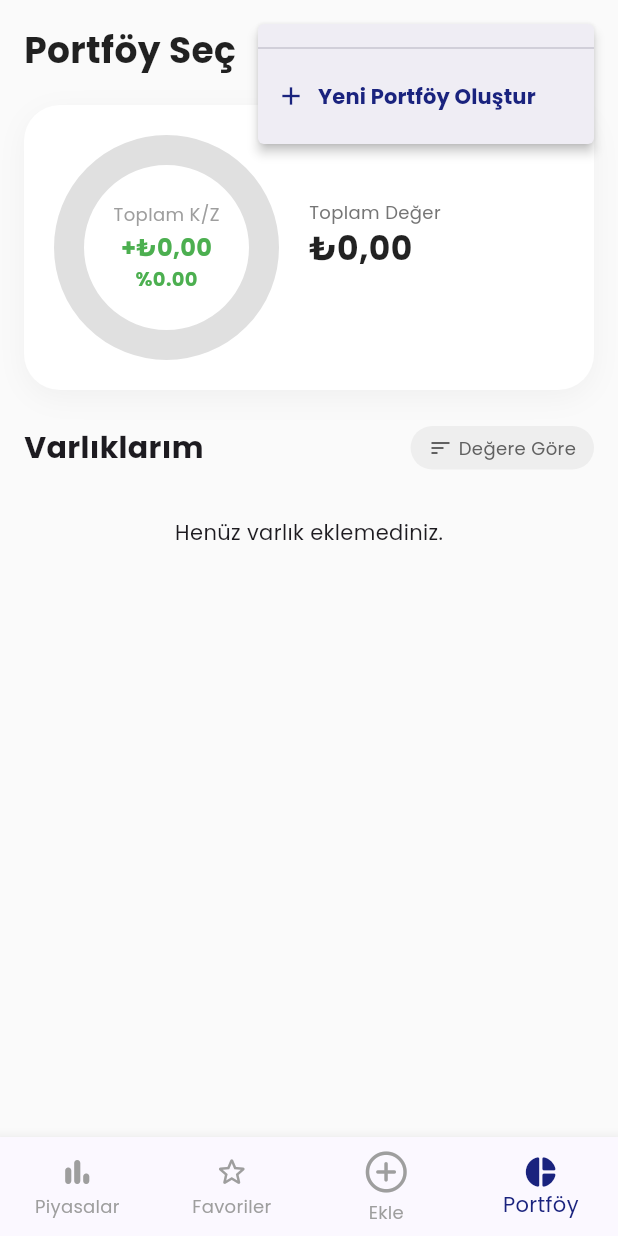
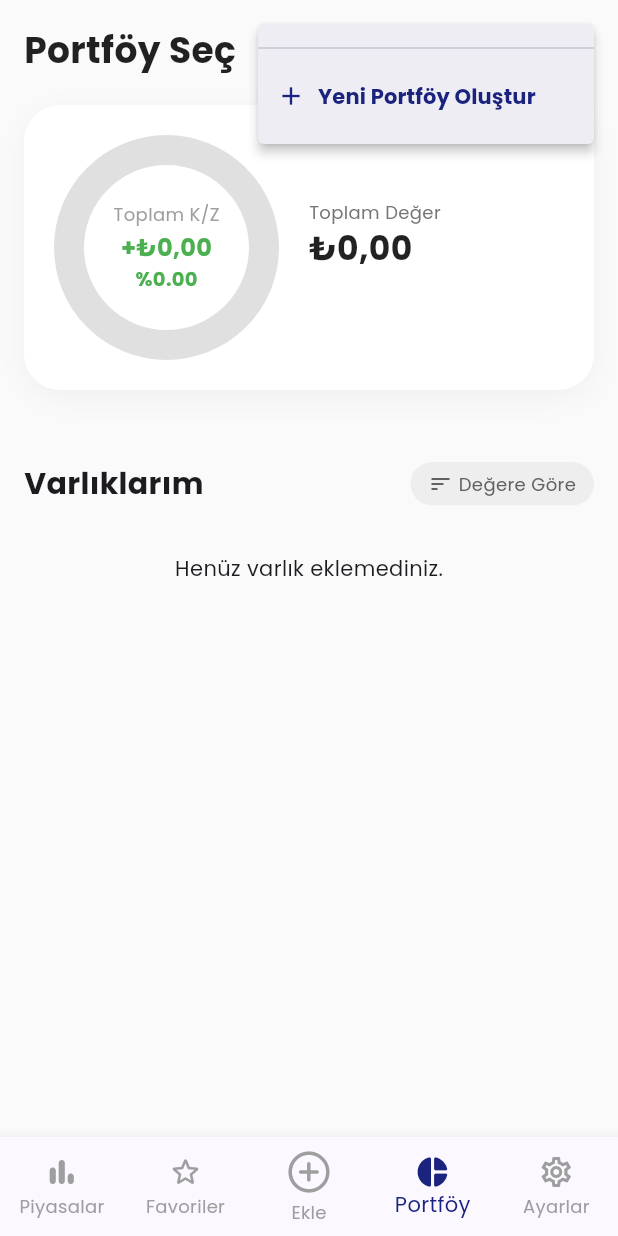
Before and after one commit to Ahmetsplm/AssetMind, a Flutter app: the screen it shows after launch, item 4 of the bottom bar chosen, after a tap on "Seçenekler", on a phone screen of 412 x 824 dp. Run offline on Flutter 3.47's test engine with Material 3 defaults, Android fonts, the phone set to English and light mode, and no system bars; drawn by our look-alikes of fl_chart; our stand-ins replace flutter_staggered_animations, google_fonts, shared_preferences, sqflite; accounts and stored records are empty; network calls fail.

Commit message:
icon ayarlar animasyon vs. düzeltmeler.

```diff
--- a/flutter_launcher_icons.yaml
+++ b/flutter_launcher_icons.yaml
@@ -1,4 +1,6 @@
 flutter_launcher_icons:
   android: "launcher_icon"
   ios: false
-  image_path: "assets/icon/app_icon.jpeg"
+  image_path: "assets/icon/app_icon.png"
+  adaptive_icon_background: "#FFFFFF"
+  adaptive_icon_foreground: "assets/icon/app_icon.png"
--- a/lib/main.dart
+++ b/lib/main.dart
@@ -2,7 +2,7 @@ import 'package:flutter/material.dart';
 import 'package:provider/provider.dart';
 import 'package:google_fonts/google_fonts.dart';
 
-import 'screens/home_screen.dart';
+import 'screens/splash_screen.dart';
 
 import 'providers/favorite_provider.dart';
 import 'providers/portfolio_provider.dart';
@@ -56,7 +56,7 @@ class MyApp extends StatelessWidget {
             ),
           ),
         ),
-        home: const HomeScreen(),
+        home: const SplashScreen(),
       ),
     );
   }
--- a/lib/screens/add_asset/asset_type_selection_screen.dart
+++ b/lib/screens/add_asset/asset_type_selection_screen.dart
@@ -71,7 +71,7 @@ class AssetTypeSelectionScreen extends StatelessWidget {
                   _buildCategoryCard(
                     context,
                     title: 'Değerli Madenler',
-                    subtitle: 'ALtın,Gümüş ve diğer değerli madenler',
+                    subtitle: 'Altın,Gümüş ve diğer değerli madenler',
                     icon: Icons.hexagon_outlined,
                     color: Colors.redAccent,
                     type: AssetType.GOLD,
--- a/lib/screens/home_screen.dart
+++ b/lib/screens/home_screen.dart
@@ -4,6 +4,8 @@ import 'market_screen.dart';
 import 'favorites_screen.dart';
 import 'add_asset/asset_type_selection_screen.dart';
 import 'portfolio_screen.dart';
+
+import 'settings_screen.dart';
 
 class HomeScreen extends StatefulWidget {
   const HomeScreen({super.key});
@@ -20,6 +22,7 @@ class _HomeScreenState extends State<HomeScreen> {
     const FavoritesScreen(),
     const AssetTypeSelectionScreen(),
     const PortfolioScreen(),
+    const SettingsScreen(),
   ];
 
   @override
@@ -33,7 +36,7 @@ class _HomeScreenState extends State<HomeScreen> {
             _currentIndex = index;
           });
         },
-        type: BottomNavigationBarType.fixed, // 4 items require fixed type
+        type: BottomNavigationBarType.fixed, // 5 items require fixed type
         selectedItemColor: const Color(0xFF1A237E),
         unselectedItemColor: Colors.grey,
         showSelectedLabels: true,
@@ -57,6 +60,11 @@ class _HomeScreenState extends State<HomeScreen> {
             activeIcon: Icon(Icons.pie_chart_rounded),
             label: 'Portföy',
           ),
+          BottomNavigationBarItem(
+            icon: Icon(Icons.settings_outlined),
+            activeIcon: Icon(Icons.settings),
+            label: 'Ayarlar',
+          ),
         ],
       ),
     );
--- a/lib/screens/market_screen.dart
+++ b/lib/screens/market_screen.dart
@@ -6,7 +6,8 @@ import '../providers/favorite_provider.dart';
 import '../providers/market_provider.dart';
 import '../models/favorite.dart';
 import '../models/holding.dart'; // For AssetType
-import 'add_asset/asset_list_screen.dart'; // For Navigation
+import 'package:flutter_staggered_animations/flutter_staggered_animations.dart';
+import 'add_asset/asset_list_screen.dart';
 
 class MarketScreen extends StatefulWidget {
   const MarketScreen({super.key});
@@ -21,12 +22,21 @@ class _MarketScreenState extends State<MarketScreen> {
   bool _isCryptoRising = true;
 
   @override
+  @override
   Widget build(BuildContext context) {
     return Consumer<MarketProvider>(
       builder: (context, marketProvider, child) {
         return Scaffold(
           backgroundColor: Colors.grey[50],
-          appBar: AppBar(
+          appBar: _buildAppBar(),
+          body: _buildBody(),
+        );
+      },
+    );
+  }
+
+  PreferredSizeWidget _buildAppBar() {
+    return AppBar(
       title: Text(
         'Piyasalar',
         style: GoogleFonts.poppins(
@@ -43,88 +53,26 @@ class _MarketScreenState extends State<MarketScreen> {
           onPressed: () {},
         ),
       ],
-          ),
-          body: Column(
-            children: [
-              _buildCategorySelector(context),
-              Expanded(child: _buildSummaryView()),
-            ],
-          ),
-        );
-      },
     );
   }
 
-  Widget _buildCategorySelector(BuildContext context) {
-    final categories = ['Özet', 'BIST', 'Kripto', 'Döviz'];
-    return SizedBox(
-      height: 50, // Reduced height
-      child: ListView.builder(
-        scrollDirection: Axis.horizontal,
-        padding: const EdgeInsets.symmetric(horizontal: 16),
-        itemCount: categories.length,
-        itemBuilder: (context, index) {
-          final isSelected = _selectedCategoryIndex == index && index == 0;
-          return Padding(
-            padding: const EdgeInsets.only(right: 12), // Reduced padding
-            child: InkWell(
-              onTap: () {
-                if (index == 0) {
-                  setState(() => _selectedCategoryIndex = 0);
-                } else {
-                  AssetType type;
-                  if (index == 1)
-                    type = AssetType.STOCK;
-                  else if (index == 2)
-                    type = AssetType.CRYPTO;
-                  else
-                    type = AssetType.FOREX;
-
-                  Navigator.push(
-                    context,
-                    MaterialPageRoute(
-                      builder: (_) => AssetListScreen(type: type),
-                    ),
-                  );
-                }
-              },
-              borderRadius: BorderRadius.circular(25),
-              child: Container(
-                padding: const EdgeInsets.symmetric(
-                  horizontal: 24,
-                  vertical: 12,
-                ), // Generous padding
-                decoration: BoxDecoration(
-                  color: isSelected ? Colors.black : Colors.grey[200],
-                  borderRadius: BorderRadius.circular(25),
-                ),
-                alignment: Alignment.center,
-                child: Text(
-                  categories[index],
-                  style: TextStyle(
-                    color: isSelected ? Colors.white : Colors.black87,
-                    fontWeight: FontWeight.w600,
-                    fontSize: 14,
-                  ),
-                ),
-              ),
-            ),
-          );
-        },
-      ),
-    );
-  }
-
-  Widget _buildSummaryView() {
+  Widget _buildBody() {
     final api = ApiService();
     final summaryData = api.getMarketSummarySync();
 
-    return SingleChildScrollView(
+    // Performance Optimization: Cache movers data if possible or just use Sync access
+    // But CustomScrollView with Slivers is the key here.
+
+    return AnimationLimiter(
+      child: CustomScrollView(
         physics: const BouncingScrollPhysics(),
-      child: Column(
-        crossAxisAlignment: CrossAxisAlignment.start,
-        children: [
-          Padding(
+        slivers: [
+          // Category Selector
+          SliverToBoxAdapter(child: _buildCategorySelector(context)),
+
+          // Horizontal Summary List
+          SliverToBoxAdapter(
+            child: Padding(
               padding: const EdgeInsets.symmetric(horizontal: 16, vertical: 10),
               child: SizedBox(
                 height: 140,
@@ -133,34 +81,108 @@ class _MarketScreenState extends State<MarketScreen> {
                   itemCount: summaryData.length,
                   itemBuilder: (context, index) {
                     final item = summaryData[index];
-                  return _buildMarketCard(item);
+                    return AnimationConfiguration.staggeredList(
+                      position: index,
+                      duration: const Duration(milliseconds: 375),
+                      child: SlideAnimation(
+                        horizontalOffset: 50.0,
+                        child: FadeInAnimation(child: _buildMarketCard(item)),
+                      ),
+                    );
                   },
                 ),
               ),
             ),
-
-          _buildMoversSection(
-            title: 'Piyasa Hareketleri - BIST',
-            isRising: _isStockRising,
-            onToggle: (val) => setState(() => _isStockRising = val),
-            data: api.getStockMoversSync(isRising: _isStockRising),
-            type: AssetType.STOCK,
           ),
 
-          const SizedBox(height: 20),
-
-          _buildMoversSection(
-            title: 'Piyasa Hareketleri - Kripto',
-            isRising: _isCryptoRising,
-            onToggle: (val) => setState(() => _isCryptoRising = val),
-            data: api.getCryptoMoversSync(isRising: _isCryptoRising),
-            isCrypto: true,
-            type: AssetType.CRYPTO,
+          // BIST Movers Header
+          SliverToBoxAdapter(
+            child: _buildSectionHeader(
+              'Piyasa Hareketleri - BIST',
+              _isStockRising,
+              (val) => setState(() => _isStockRising = val),
+            ),
           ),
 
-          const SizedBox(height: 30),
+          // BIST Movers List (Sliver)
+          _buildSliverList(
+            api.getStockMoversSync(isRising: _isStockRising),
+            false,
+            AssetType.STOCK,
+          ),
+
+          SliverToBoxAdapter(child: const SizedBox(height: 20)),
+
+          // Crypto Movers Header
+          SliverToBoxAdapter(
+            child: _buildSectionHeader(
+              'Piyasa Hareketleri - Kripto',
+              _isCryptoRising,
+              (val) => setState(() => _isCryptoRising = val),
+            ),
+          ),
+
+          // Crypto Movers List (Sliver)
+          _buildSliverList(
+            api.getCryptoMoversSync(isRising: _isCryptoRising),
+            true,
+            AssetType.CRYPTO,
+          ),
+
+          SliverToBoxAdapter(child: const SizedBox(height: 30)),
         ],
       ),
+    );
+  }
+
+  Widget _buildSectionHeader(
+    String title,
+    bool isRising,
+    Function(bool) onToggle,
+  ) {
+    return Column(
+      crossAxisAlignment: CrossAxisAlignment.start,
+      children: [
+        Padding(
+          padding: const EdgeInsets.symmetric(horizontal: 16, vertical: 8),
+          child: Text(
+            title,
+            style: const TextStyle(fontSize: 20, fontWeight: FontWeight.bold),
+          ),
+        ),
+        Padding(
+          padding: const EdgeInsets.symmetric(horizontal: 16),
+          child: Row(
+            children: [
+              _buildToggleButton('Yükselen', isRising, () => onToggle(true)),
+              const SizedBox(width: 12),
+              _buildToggleButton('Düşen', !isRising, () => onToggle(false)),
+            ],
+          ),
+        ),
+        const SizedBox(height: 10),
+      ],
+    );
+  }
+
+  Widget _buildSliverList(
+    List<Map<String, dynamic>> data,
+    bool isCrypto,
+    AssetType type,
+  ) {
+    return SliverList(
+      delegate: SliverChildBuilderDelegate((context, index) {
+        return AnimationConfiguration.staggeredList(
+          position: index,
+          duration: const Duration(milliseconds: 375),
+          child: SlideAnimation(
+            verticalOffset: 50.0,
+            child: FadeInAnimation(
+              child: _buildListItem(data[index], isCrypto, type),
+            ),
+          ),
+        );
+      }, childCount: data.length),
     );
   }
 
@@ -286,45 +308,63 @@ class _MarketScreenState extends State<MarketScreen> {
     );
   }
 
-  Widget _buildMoversSection({
-    required String title,
-    required bool isRising,
-    required Function(bool) onToggle,
-    required List<Map<String, dynamic>> data, // Changed from Future to List
-    bool isCrypto = false,
-    required AssetType type,
-  }) {
-    return Column(
-      crossAxisAlignment: CrossAxisAlignment.start,
-      children: [
-        Padding(
-          padding: const EdgeInsets.symmetric(horizontal: 16, vertical: 8),
+  Widget _buildCategorySelector(BuildContext context) {
+    final categories = ['Özet', 'BIST', 'Kripto', 'Döviz'];
+    return SizedBox(
+      height: 50, // Reduced height
+      child: ListView.builder(
+        scrollDirection: Axis.horizontal,
+        padding: const EdgeInsets.symmetric(horizontal: 16),
+        itemCount: categories.length,
+        itemBuilder: (context, index) {
+          final isSelected = _selectedCategoryIndex == index && index == 0;
+          return Padding(
+            padding: const EdgeInsets.only(right: 12), // Reduced padding
+            child: InkWell(
+              onTap: () {
+                if (index == 0) {
+                  setState(() => _selectedCategoryIndex = 0);
+                } else {
+                  AssetType type;
+                  if (index == 1)
+                    type = AssetType.STOCK;
+                  else if (index == 2)
+                    type = AssetType.CRYPTO;
+                  else
+                    type = AssetType.FOREX;
+
+                  Navigator.push(
+                    context,
+                    MaterialPageRoute(
+                      builder: (_) => AssetListScreen(type: type),
+                    ),
+                  );
+                }
+              },
+              borderRadius: BorderRadius.circular(25),
+              child: Container(
+                padding: const EdgeInsets.symmetric(
+                  horizontal: 24,
+                  vertical: 12,
+                ), // Generous padding
+                decoration: BoxDecoration(
+                  color: isSelected ? Colors.black : Colors.grey[200],
+                  borderRadius: BorderRadius.circular(25),
+                ),
+                alignment: Alignment.center,
                 child: Text(
-            title,
-            style: const TextStyle(fontSize: 20, fontWeight: FontWeight.bold),
+                  categories[index],
+                  style: TextStyle(
+                    color: isSelected ? Colors.white : Colors.black87,
+                    fontWeight: FontWeight.w600,
+                    fontSize: 14,
                   ),
                 ),
-        Padding(
-          padding: const EdgeInsets.symmetric(horizontal: 16),
-          child: Row(
-            children: [
-              _buildToggleButton('Yükselen', isRising, () => onToggle(true)),
-              const SizedBox(width: 12),
-              _buildToggleButton('Düşen', !isRising, () => onToggle(false)),
-            ],
               ),
             ),
-        const SizedBox(height: 10),
-        // No FutureBuilder!
-        ListView.builder(
-          shrinkWrap: true,
-          physics: const NeverScrollableScrollPhysics(),
-          itemCount: data.length,
-          itemBuilder: (context, index) {
-            return _buildListItem(data[index], isCrypto, type);
+          );
         },
       ),
-      ],
     );
   }
 
--- a/lib/screens/portfolio_screen.dart
+++ b/lib/screens/portfolio_screen.dart
@@ -23,6 +23,7 @@ class PortfolioScreen extends StatelessWidget {
               _buildHeader(context),
               const SizedBox(height: 20),
               _buildDashboardCard(context),
+              const SizedBox(height: 24),
               const SizedBox(height: 24),
               _buildAssetsHeader(context),
               const SizedBox(height: 12),
--- /dev/null
+++ b/lib/screens/settings_screen.dart
@@ -0,0 +1,186 @@
+import 'package:flutter/material.dart';
+import 'package:google_fonts/google_fonts.dart';
+
+class SettingsScreen extends StatelessWidget {
+  const SettingsScreen({super.key});
+
+  @override
+  Widget build(BuildContext context) {
+    return Scaffold(
+      backgroundColor: Colors.grey[50],
+      body: SafeArea(
+        child: SingleChildScrollView(
+          padding: const EdgeInsets.all(20),
+          child: Column(
+            crossAxisAlignment: CrossAxisAlignment.start,
+            children: [
+              Text(
+                "Ayarlar",
+                style: GoogleFonts.poppins(
+                  fontSize: 28,
+                  fontWeight: FontWeight.bold,
+                  color: Colors.black87,
+                ),
+              ),
+              const SizedBox(height: 24),
+              _buildSectionHeader("Genel"),
+              _buildAboutCard(),
+              const SizedBox(height: 24),
+              _buildSectionHeader("Destek"),
+              _buildContactButton(),
+              const SizedBox(height: 48),
+              _buildVersionInfo(),
+            ],
+          ),
+        ),
+      ),
+    );
+  }
+
+  Widget _buildSectionHeader(String title) {
+    return Padding(
+      padding: const EdgeInsets.only(bottom: 12, left: 4),
+      child: Text(
+        title.toUpperCase(),
+        style: GoogleFonts.poppins(
+          fontSize: 12,
+          fontWeight: FontWeight.bold,
+          color: Colors.grey[600],
+          letterSpacing: 1.2,
+        ),
+      ),
+    );
+  }
+
+  Widget _buildAboutCard() {
+    return Container(
+      decoration: BoxDecoration(
+        color: Colors.white,
+        borderRadius: BorderRadius.circular(20),
+        boxShadow: [
+          BoxShadow(
+            color: Colors.black.withAlpha(10),
+            blurRadius: 15,
+            offset: const Offset(0, 5),
+          ),
+        ],
+      ),
+      child: Column(
+        children: [
+          ListTile(
+            contentPadding: const EdgeInsets.all(20),
+            leading: Container(
+              padding: const EdgeInsets.all(12),
+              decoration: BoxDecoration(
+                color: const Color(0xFF1A237E).withOpacity(0.1),
+                shape: BoxShape.circle,
+              ),
+              child: const Icon(
+                Icons.info_outline_rounded,
+                color: Color(0xFF1A237E),
+                size: 28,
+              ),
+            ),
+            title: Text(
+              "Hakkında",
+              style: GoogleFonts.poppins(
+                fontWeight: FontWeight.w600,
+                fontSize: 16,
+              ),
+            ),
+            subtitle: Padding(
+              padding: const EdgeInsets.only(top: 8.0),
+              child: Text(
+                "AssetMind, tüm yatırımlarınızı tek bir yerden takip etmenizi sağlayan kapsamlı bir portföy yönetim aracıdır. Türk Hisse Senetleri, Döviz, Altın ve Kripto paralarınızı anlık verilerle izleyin.",
+                style: GoogleFonts.poppins(
+                  fontSize: 13,
+                  color: Colors.grey[600],
+                  height: 1.5,
+                ),
+              ),
+            ),
+          ),
+        ],
+      ),
+    );
+  }
+
+  Widget _buildContactButton() {
+    return Container(
+      decoration: BoxDecoration(
+        color: Colors.white,
+        borderRadius: BorderRadius.circular(20),
+        boxShadow: [
+          BoxShadow(
+            color: Colors.black.withAlpha(10),
+            blurRadius: 15,
+            offset: const Offset(0, 5),
+          ),
+        ],
+      ),
+      child: ListTile(
+        onTap: null, // Inactive as requested
+        contentPadding: const EdgeInsets.symmetric(horizontal: 20, vertical: 8),
+        leading: Container(
+          padding: const EdgeInsets.all(10),
+          decoration: BoxDecoration(
+            color: Colors.orange.withOpacity(0.1),
+            shape: BoxShape.circle,
+          ),
+          child: const Icon(
+            Icons.mail_outline_rounded,
+            color: Colors.orange,
+            size: 24,
+          ),
+        ),
+        title: Text(
+          "İletişim",
+          style: GoogleFonts.poppins(fontWeight: FontWeight.w600, fontSize: 16),
+        ),
+        subtitle: Text(
+          "Geri bildirim gönder",
+          style: GoogleFonts.poppins(fontSize: 12, color: Colors.grey),
+        ),
+        trailing: Container(
+          padding: const EdgeInsets.symmetric(horizontal: 10, vertical: 4),
+          decoration: BoxDecoration(
+            color: Colors.grey[100],
+            borderRadius: BorderRadius.circular(10),
+          ),
+          child: Text(
+            "Yakında",
+            style: GoogleFonts.poppins(
+              fontSize: 10,
+              fontWeight: FontWeight.bold,
+              color: Colors.grey[500],
+            ),
+          ),
+        ),
+      ),
+    );
+  }
+
+  Widget _buildVersionInfo() {
+    return Center(
+      child: Column(
+        children: [
+          // App Logo could go here
+          Icon(Icons.pie_chart_rounded, size: 40, color: Colors.grey[300]),
+          const SizedBox(height: 12),
+          Text(
+            "AssetMind",
+            style: GoogleFonts.poppins(
+              fontWeight: FontWeight.bold,
+              fontSize: 16,
+              color: Colors.grey[400],
+            ),
+          ),
+          Text(
+            "v1.0.0",
+            style: GoogleFonts.poppins(fontSize: 12, color: Colors.grey[400]),
+          ),
+        ],
+      ),
+    );
+  }
+}
--- /dev/null
+++ b/lib/screens/splash_screen.dart
@@ -0,0 +1,107 @@
+import 'package:flutter/material.dart';
+import 'package:google_fonts/google_fonts.dart';
+import 'home_screen.dart';
+
+class SplashScreen extends StatefulWidget {
+  const SplashScreen({super.key});
+
+  @override
+  State<SplashScreen> createState() => _SplashScreenState();
+}
+
+class _SplashScreenState extends State<SplashScreen>
+    with SingleTickerProviderStateMixin {
+  late AnimationController _controller;
+  late Animation<double> _scaleAnimation;
+  late Animation<double> _fadeAnimation;
+
+  @override
+  void initState() {
+    super.initState();
+    _controller = AnimationController(
+      duration: const Duration(seconds: 2),
+      vsync: this,
+    );
+
+    _scaleAnimation = Tween<double>(
+      begin: 0.5,
+      end: 1.0,
+    ).animate(CurvedAnimation(parent: _controller, curve: Curves.easeOutBack));
+
+    _fadeAnimation = Tween<double>(begin: 0.0, end: 1.0).animate(
+      CurvedAnimation(parent: _controller, curve: const Interval(0.5, 1.0)),
+    );
+
+    _controller.forward().then((_) async {
+      await Future.delayed(const Duration(milliseconds: 500));
+      if (mounted) {
+        Navigator.of(context).pushReplacement(
+          PageRouteBuilder(
+            pageBuilder: (_, __, ___) => const HomeScreen(),
+            transitionsBuilder: (_, animation, __, child) {
+              return FadeTransition(opacity: animation, child: child);
+            },
+            transitionDuration: const Duration(milliseconds: 800),
+          ),
+        );
+      }
+    });
+  }
+
+  @override
+  void dispose() {
+    _controller.dispose();
+    super.dispose();
+  }
+
+  @override
+  Widget build(BuildContext context) {
+    return Scaffold(
+      backgroundColor: Colors.white,
+      body: Center(
+        child: Column(
+          mainAxisAlignment: MainAxisAlignment.center,
+          children: [
+            ScaleTransition(
+              scale: _scaleAnimation,
+              child: Container(
+                width: 120,
+                height: 120,
+                decoration: BoxDecoration(
+                  color: const Color(0xFF1A237E), // Brand Blue
+                  borderRadius: BorderRadius.circular(30),
+                  boxShadow: [
+                    BoxShadow(
+                      color: const Color(0xFF1A237E).withOpacity(0.3),
+                      blurRadius: 20,
+                      offset: const Offset(0, 10),
+                    ),
+                  ],
+                ),
+                child: const Icon(
+                  Icons
+                      .show_chart_rounded, // Use a built-in icon as placeholder for brand visual
+                  color: Color(0xFFFFC107), // Brand Gold
+                  size: 70,
+                ),
+              ),
+            ),
+            const SizedBox(height: 24),
+            FadeTransition(
+              opacity: _fadeAnimation,
+              child: Text(
+                "AssetMind",
+                style: GoogleFonts.poppins(
+                  fontSize: 32,
+                  fontWeight: FontWeight.bold,
+                  color: const Color(0xFF1A237E),
+                  letterSpacing: 1.5,
+                ),
+              ),
+            ),
+          ],
+        ),
+      ),
+    );
+  }
+}
--- a/pubspec.yaml
+++ b/pubspec.yaml
@@ -19,6 +19,7 @@ dependencies:
   intl: ^0.19.0
   google_fonts: ^6.2.1
   shared_preferences: ^2.5.4
+  flutter_staggered_animations: ^1.1.1
 
 dev_dependencies:
   flutter_test:
@@ -32,4 +33,4 @@ flutter:
 flutter_launcher_icons:
   android: "launcher_icon"
   ios: false
-  image_path: "assets/icon/app_icon.jpeg"
+  image_path: "assets/icon/app_icon.png"
```
Also changed, not shown: lib/providers/portfolio_provider.dart (+69 -1 lines), lib/screens/add_asset/asset_list_screen.dart (+12 -2 lines), assets/icon/app_icon.jpeg (deleted), assets/icon/app_icon.png (added), pubspec.lock, 13 other files. Lines whose indentation alone changed are shown as unchanged.
